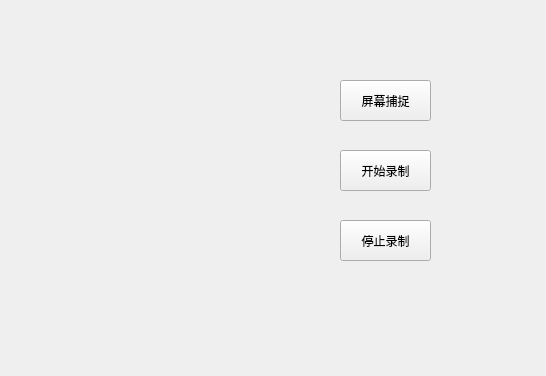
KikyoShaw/recorder, file recorder/recorder/recorderWidget.ui: the form before one commit.
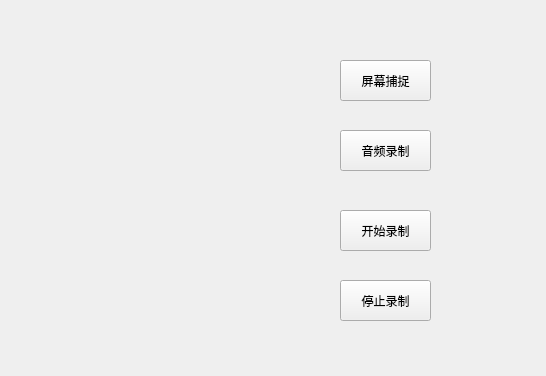
The form after the commit.

Commit message: 捕获当前设备音频录制

```diff
--- a/recorder/recorder/recorderWidget.ui
+++ b/recorder/recorder/recorderWidget.ui
@@ -17,7 +17,7 @@
    <property name="geometry">
     <rect>
      <x>340</x>
-     <y>150</y>
+     <y>210</y>
      <width>91</width>
      <height>41</height>
     </rect>
@@ -30,7 +30,7 @@
    <property name="geometry">
     <rect>
      <x>340</x>
-     <y>220</y>
+     <y>280</y>
      <width>91</width>
      <height>41</height>
     </rect>
@@ -43,7 +43,7 @@
    <property name="geometry">
     <rect>
      <x>340</x>
-     <y>80</y>
+     <y>60</y>
      <width>91</width>
      <height>41</height>
     </rect>
@@ -52,6 +52,19 @@
     <string>屏幕捕捉</string>
    </property>
   </widget>
+  <widget class="QPushButton" name="pushButton_start_3">
+   <property name="geometry">
+    <rect>
+     <x>340</x>
+     <y>130</y>
+     <width>91</width>
+     <height>41</height>
+    </rect>
+   </property>
+   <property name="text">
+    <string>音频录制</string>
+   </property>
+  </widget>
  </widget>
  <layoutdefault spacing="6" margin="11"/>
  <resources>
```
The commit also changes 8 other files.
